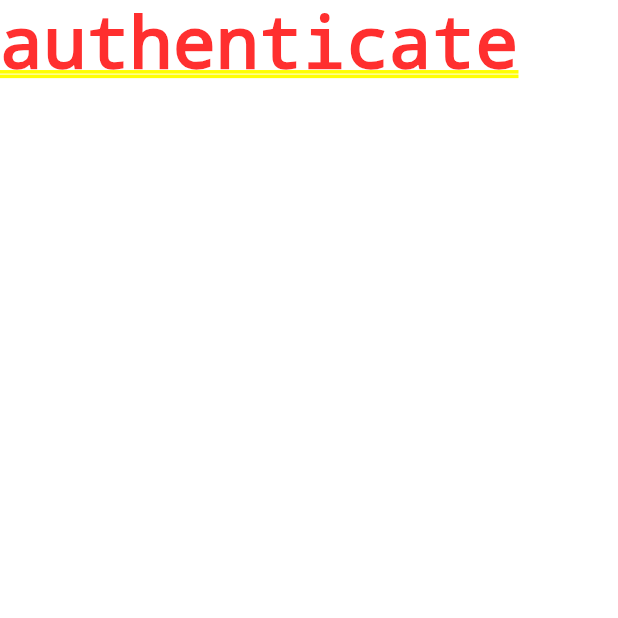
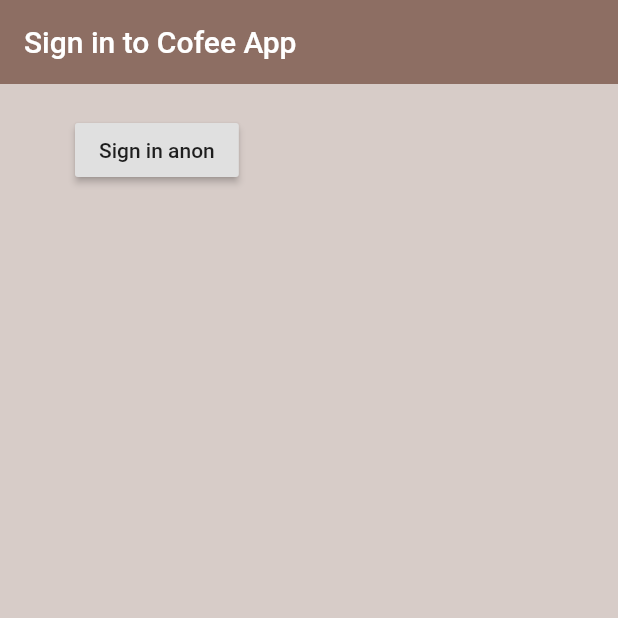
Before and after one commit to MbuguaCaleb/real_time_coffee_app, a Flutter app: the screen it shows after launch, on a phone screen of 412 x 824 dp, the top half of it. Run offline on Flutter 3.47's test engine with Material 2 defaults, Android fonts, the phone set to English and light mode, and no system bars; our stand-ins replace firebase_auth; accounts and stored records are empty.

Commit message:
flutter-anonymous-sign-in

```diff
--- a/lib/screens/authentication/authenticate.dart
+++ b/lib/screens/authentication/authenticate.dart
@@ -1,4 +1,5 @@
 import 'package:flutter/material.dart';
+import 'package:real_time_coffee_app/screens/authentication/sign_in.dart';
 
 class Authenticate extends StatefulWidget {
   @override
@@ -8,8 +9,6 @@ class Authenticate extends StatefulWidget {
 class _AuthenticateState extends State<Authenticate> {
   @override
   Widget build(BuildContext context) {
-    return Container(
-      child: Text('authenticate'),
-    );
+    return Container(child: SignIn());
   }
 }
--- /dev/null
+++ b/lib/screens/authentication/sign_in.dart
@@ -0,0 +1,41 @@
+import 'package:flutter/material.dart';
+import 'package:real_time_coffee_app/services/auth.dart';
+
+class SignIn extends StatefulWidget {
+  @override
+  _SignInState createState() => _SignInState();
+}
+
+/*State object*/
+class _SignInState extends State<SignIn> {
+  /*bringing the auth service provider class*/
+
+  final AuthService _auth = AuthService();
+
+  @override
+  Widget build(BuildContext context) {
+    return Scaffold(
+      backgroundColor: Colors.brown[100],
+      appBar: AppBar(
+        backgroundColor: Colors.brown[400],
+        elevation: 0.0,
+        title: Text('Sign in to Cofee App'),
+      ),
+      body: Container(
+        padding: EdgeInsets.symmetric(vertical: 20.0, horizontal: 50.0),
+        child: RaisedButton(
+          child: Text('Sign in anon'),
+          onPressed: () async {
+            dynamic result = await _auth.signInAnon();
+            if (result == null) {
+              print('error signing in');
+            } else {
+              print('signed in');
+              print(result);
+            }
+          },
+        ),
+      ),
+    );
+  }
+}
```
Also changed, not shown: 1 other file.
